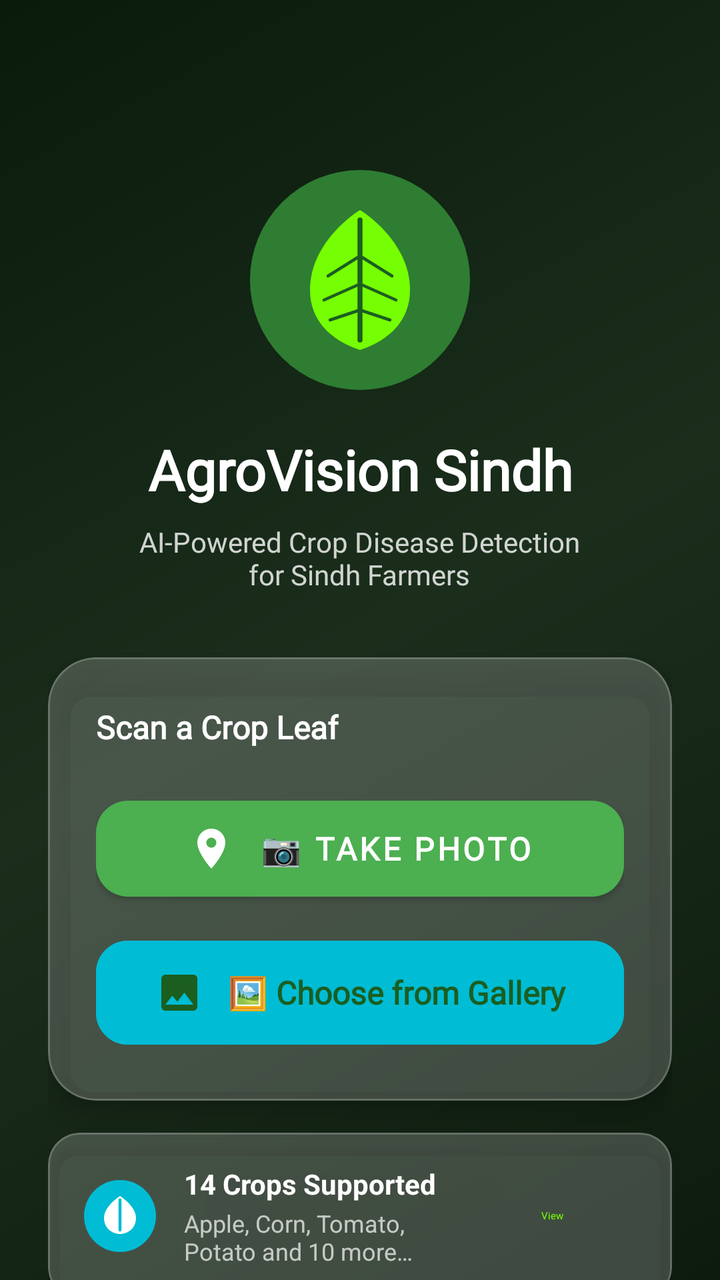
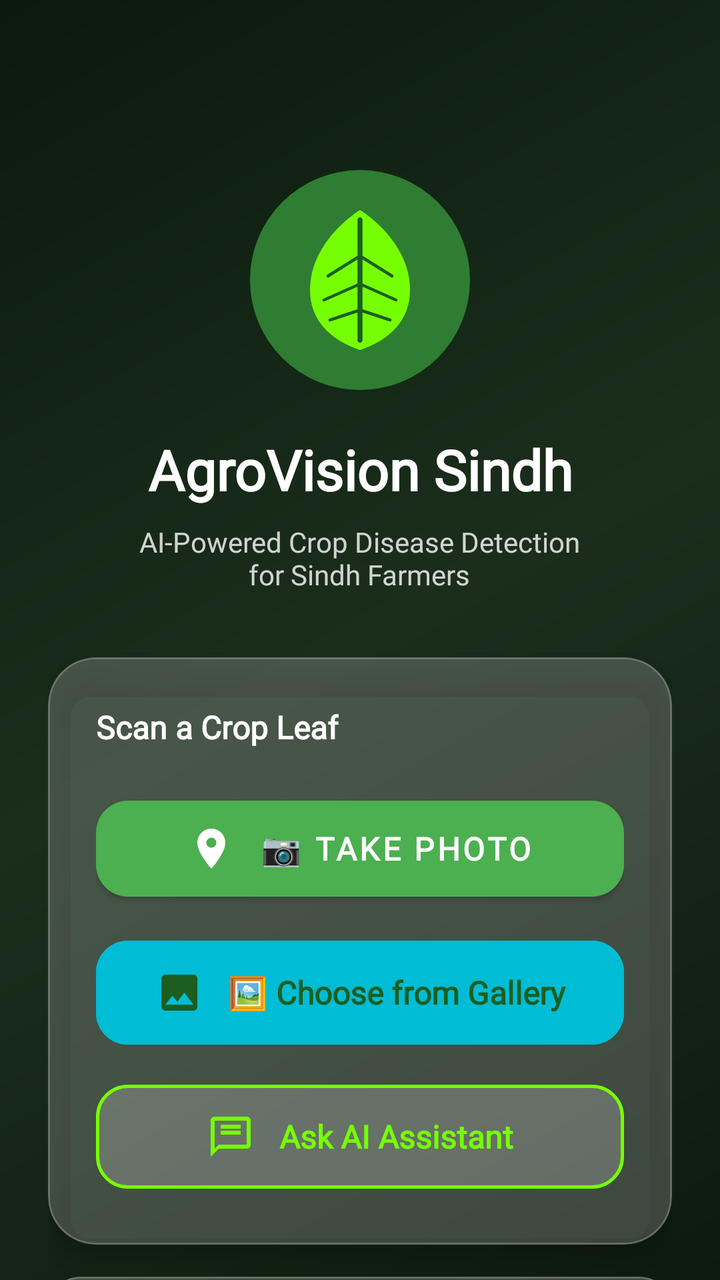

The first picture is an Android layout as it rendered before a commit; the second is the same layout after the commit. The layout source and the unified diff follow.
<!-- AndroidManifest.xml: application theme Theme.AgroVisionSindh -->
<!-- res/layout/activity_main.xml -->
<?xml version="1.0" encoding="utf-8"?>
<androidx.coordinatorlayout.widget.CoordinatorLayout
    xmlns:android="http://schemas.android.com/apk/res/android"
    xmlns:app="http://schemas.android.com/apk/res-auto"
    xmlns:tools="http://schemas.android.com/tools"
    android:layout_width="match_parent"
    android:layout_height="match_parent"
    android:background="@drawable/gradient_bg"
    tools:context=".MainActivity">

    
    <com.google.android.material.appbar.AppBarLayout
        android:layout_width="match_parent"
        android:layout_height="wrap_content"
        android:background="@android:color/transparent"
        app:elevation="0dp">

        <androidx.appcompat.widget.Toolbar
            android:id="@+id/toolbar"
            android:layout_width="match_parent"
            android:layout_height="?attr/actionBarSize"
            android:background="@android:color/transparent"
            app:titleTextColor="@color/white"
            app:subtitleTextColor="@color/white_70" />

    </com.google.android.material.appbar.AppBarLayout>

    
    <androidx.core.widget.NestedScrollView
        android:layout_width="match_parent"
        android:layout_height="match_parent"
        app:layout_behavior="@string/appbar_scrolling_view_behavior">

        <LinearLayout
            android:layout_width="match_parent"
            android:layout_height="wrap_content"
            android:orientation="vertical"
            android:paddingHorizontal="24dp"
            android:paddingBottom="32dp">

            
            <LinearLayout
                android:layout_width="match_parent"
                android:layout_height="wrap_content"
                android:orientation="vertical"
                android:gravity="center"
                android:paddingTop="24dp"
                android:paddingBottom="32dp">

                <ImageView
                    android:id="@+id/iv_logo"
                    android:layout_width="120dp"
                    android:layout_height="120dp"
                    android:src="@drawable/ic_logo"
                    android:contentDescription="AgroVision Sindh Logo" />

                <TextView
                    android:id="@+id/tv_title"
                    android:layout_width="wrap_content"
                    android:layout_height="wrap_content"
                    android:layout_marginTop="16dp"
                    android:text="@string/app_name"
                    android:textColor="@color/white"
                    android:textSize="28sp"
                    android:textStyle="bold"
                    android:fontFamily="@font/outfit_bold"
                    android:gravity="center" />

                <TextView
                    android:id="@+id/tv_subtitle"
                    android:layout_width="wrap_content"
                    android:layout_height="wrap_content"
                    android:layout_marginTop="8dp"
                    android:text="@string/subtitle"
                    android:textColor="@color/white_80"
                    android:textSize="14sp"
                    android:gravity="center"
                    android:fontFamily="@font/outfit_regular" />

            </LinearLayout>

            
            <com.google.android.material.card.MaterialCardView
                android:id="@+id/card_buttons"
                android:layout_width="match_parent"
                android:layout_height="wrap_content"
                app:cardBackgroundColor="@color/card_glass"
                app:cardCornerRadius="24dp"
                app:cardElevation="8dp"
                app:strokeColor="@color/white_20"
                app:strokeWidth="1dp">

                <LinearLayout
                    android:layout_width="match_parent"
                    android:layout_height="wrap_content"
                    android:orientation="vertical"
                    android:padding="24dp">

                    <TextView
                        android:layout_width="wrap_content"
                        android:layout_height="wrap_content"
                        android:text="@string/scan_instruction"
                        android:textColor="@color/white"
                        android:textSize="16sp"
                        android:textStyle="bold"
                        android:layout_marginBottom="20dp"
                        android:fontFamily="@font/outfit_bold" />

                    
                    <com.google.android.material.button.MaterialButton
                        android:id="@+id/btn_camera"
                        android:layout_width="match_parent"
                        android:layout_height="60dp"
                        android:text="@string/btn_camera"
                        android:textSize="16sp"
                        android:textStyle="bold"
                        android:fontFamily="@font/outfit_bold"
                        app:icon="@drawable/ic_camera"
                        app:iconGravity="textStart"
                        app:iconPadding="12dp"
                        app:cornerRadius="16dp"
                        app:backgroundTint="@color/accent_green"
                        android:layout_marginBottom="12dp" />

                    
                    <com.google.android.material.button.MaterialButton
                        android:id="@+id/btn_gallery"
                        android:layout_width="match_parent"
                        android:layout_height="60dp"
                        android:text="@string/btn_gallery"
                        android:textSize="16sp"
                        android:textStyle="bold"
                        android:fontFamily="@font/outfit_bold"
                        app:icon="@drawable/ic_gallery"
                        app:iconGravity="textStart"
                        app:iconPadding="12dp"
                        app:cornerRadius="16dp"
                        app:backgroundTint="@color/accent_teal"
                        style="@style/Widget.Material3.Button.OutlinedButton"
                        app:strokeColor="@color/accent_teal"
                        app:strokeWidth="2dp" />

                </LinearLayout>
            </com.google.android.material.card.MaterialCardView>

            
            <com.google.android.material.card.MaterialCardView
                android:id="@+id/card_supported_crops"
                android:layout_width="match_parent"
                android:layout_height="wrap_content"
                android:layout_marginTop="16dp"
                app:cardBackgroundColor="@color/card_glass"
                app:cardCornerRadius="16dp"
                app:cardElevation="4dp"
                app:strokeColor="@color/white_20"
                app:strokeWidth="1dp">

                <LinearLayout
                    android:layout_width="match_parent"
                    android:layout_height="wrap_content"
                    android:orientation="horizontal"
                    android:padding="16dp"
                    android:gravity="center_vertical">

                    <ImageView
                        android:layout_width="40dp"
                        android:layout_height="40dp"
                        android:src="@drawable/ic_crops_info"
                        android:contentDescription="Crops info" />

                    <LinearLayout
                        android:layout_width="0dp"
                        android:layout_height="wrap_content"
                        android:layout_weight="1"
                        android:orientation="vertical"
                        android:layout_marginStart="12dp">

                        <TextView
                            android:layout_width="wrap_content"
                            android:layout_height="wrap_content"
                            android:text="@string/supported_crops_title"
                            android:textColor="@color/white"
                            android:textSize="14sp"
                            android:textStyle="bold" />

                        <TextView
                            android:layout_width="wrap_content"
                            android:layout_height="wrap_content"
                            android:text="@string/supported_crops_subtitle"
                            android:textColor="@color/white_70"
                            android:textSize="12sp"
                            android:layout_marginTop="2dp" />
                    </LinearLayout>

                    <com.google.android.material.button.MaterialButton
                        android:id="@+id/btn_supported_crops"
                        style="@style/Widget.Material3.Button.TextButton"
                        android:layout_width="wrap_content"
                        android:layout_height="wrap_content"
                        android:text="@string/btn_view"
                        android:textColor="@color/accent_lime" />

                </LinearLayout>
            </com.google.android.material.card.MaterialCardView>

            
            <com.google.android.material.card.MaterialCardView
                android:id="@+id/card_disclaimer"
                android:layout_width="match_parent"
                android:layout_height="wrap_content"
                android:layout_marginTop="16dp"
                app:cardBackgroundColor="@color/warning_bg"
                app:cardCornerRadius="16dp"
                app:cardElevation="4dp"
                app:strokeColor="@color/warning_border"
                app:strokeWidth="1dp">

                <LinearLayout
                    android:layout_width="match_parent"
                    android:layout_height="wrap_content"
                    android:orientation="horizontal"
                    android:padding="16dp"
                    android:gravity="center_vertical">

                    <TextView
                        android:layout_width="24dp"
                        android:layout_height="24dp"
                        android:text="⚠️"
                        android:textSize="18sp"
                        android:gravity="center" />

                    <TextView
                        android:layout_width="0dp"
                        android:layout_height="wrap_content"
                        android:layout_weight="1"
                        android:layout_marginStart="8dp"
                        android:text="@string/main_disclaimer"
                        android:textColor="@color/warning_text"
                        android:textSize="12sp"
                        android:lineSpacingExtra="2dp" />
                </LinearLayout>
            </com.google.android.material.card.MaterialCardView>

            
            <TextView
                android:layout_width="wrap_content"
                android:layout_height="wrap_content"
                android:layout_gravity="center_horizontal"
                android:layout_marginTop="24dp"
                android:text="@string/hackathon_badge"
                android:textColor="@color/white_50"
                android:textSize="11sp"
                android:gravity="center" />

        </LinearLayout>
    </androidx.core.widget.NestedScrollView>

</androidx.coordinatorlayout.widget.CoordinatorLayout>
<!-- resources referenced by this layout -->
<resources>
  <color name="accent_green">#4CAF50</color>
  <color name="accent_lime">#76FF03</color>
  <color name="accent_teal">#00BCD4</color>
  <color name="card_glass">#33FFFFFF</color>
  <color name="warning_bg">#1AFF8F00</color>
  <color name="warning_border">#80FF8F00</color>
  <color name="warning_text">#FFD740</color>
  <color name="white">#FFFFFF</color>
  <color name="white_20">#33FFFFFF</color>
  <color name="white_50">#80FFFFFF</color>
  <color name="white_70">#B3FFFFFF</color>
  <color name="white_80">#CCFFFFFF</color>
  <!-- drawable gradient_bg (drawable) -->
  <?xml version="1.0" encoding="utf-8"?>
  <shape xmlns:android="http://schemas.android.com/apk/res/android">
      <gradient
          android:type="linear"
          android:angle="135"
          android:startColor="#0D1B0E"
          android:centerColor="#1B2E1C"
          android:endColor="#0A1A0B" />
  </shape>
  <!-- drawable ic_camera (drawable) -->
  <?xml version="1.0" encoding="utf-8"?>
  <vector xmlns:android="http://schemas.android.com/apk/res/android"
      android:width="24dp"
      android:height="24dp"
      android:viewportWidth="24"
      android:viewportHeight="24">
      <path
          android:fillColor="#FFFFFF"
          android:pathData="M12,2C8.13,2 5,5.13 5,9c0,5.25 7,13 7,13s7,-7.75 7,-13c0,-3.87 -3.13,-7 -7,-7zM12,11.5c-1.38,0 -2.5,-1.12 -2.5,-2.5s1.12,-2.5 2.5,-2.5 2.5,1.12 2.5,2.5 -1.12,2.5 -2.5,2.5z" />
  </vector>
  <!-- drawable ic_gallery (drawable) -->
  <?xml version="1.0" encoding="utf-8"?>
  <vector xmlns:android="http://schemas.android.com/apk/res/android"
      android:width="24dp"
      android:height="24dp"
      android:viewportWidth="24"
      android:viewportHeight="24">
      <path
          android:fillColor="#FFFFFF"
          android:pathData="M21,19V5c0,-1.1 -0.9,-2 -2,-2H5c-1.1,0 -2,0.9 -2,2v14c0,1.1 0.9,2 2,2h14c1.1,0 2,-0.9 2,-2zM8.5,13.5l2.5,3.01L14.5,12l4.5,6H5l3.5,-4.5z" />
  </vector>
  <string name="app_name">AgroVision Sindh</string>
  <string name="btn_camera">📷  Take Photo</string>
  <string name="btn_gallery">🖼️  Choose from Gallery</string>
  <string name="btn_view">View</string>
  <string name="hackathon_badge">AgroVision Sindh by Creative Tech Brains</string>
  <string name="main_disclaimer">This AI tool is for educational and assistive purposes only.
  It is not a substitute for professional agricultural diagnosis.</string>
  <string name="scan_instruction">Scan a Crop Leaf</string>
  <string name="subtitle">AI-Powered Crop Disease Detection\nfor Sindh Farmers</string>
  <string name="supported_crops_subtitle">Apple, Corn, Tomato, Potato and 10 more…</string>
  <string name="supported_crops_title">14 Crops Supported</string>
  <style name="Theme.AgroVisionSindh" parent="Theme.MaterialComponents.DayNight.NoActionBar">
          <item name="colorPrimary">@color/primary</item>
          <item name="colorPrimaryDark">@color/primary_dark</item>
          <item name="colorAccent">@color/accent_green</item>
          <item name="android:windowBackground">@color/bg_top</item>
          <item name="android:statusBarColor">@color/primary_dark</item>
          <item name="android:navigationBarColor">@color/primary_dark</item>
          <item name="android:windowLightStatusBar">false</item>
      </style>
  <color name="primary">#1B5E20</color>
  <color name="primary_dark">#003300</color>
  <color name="bg_top">#0D1B0E</color>
  <!-- unchanged entries left out for length: 2 -->
</resources>

<!-- the commit's change to res/layout/activity_main.xml (unified diff, before → after) -->
@@ -138,7 +138,28 @@
                         app:backgroundTint="@color/accent_teal"
                         style="@style/Widget.Material3.Button.OutlinedButton"
                         app:strokeColor="@color/accent_teal"
-                        app:strokeWidth="2dp" />
+                        app:strokeWidth="2dp"
+                        android:layout_marginBottom="12dp" />
+
+                    
+                    <com.google.android.material.button.MaterialButton
+                        android:id="@+id/btn_chat"
+                        android:layout_width="match_parent"
+                        android:layout_height="60dp"
+                        android:text="@string/btn_ask_ai"
+                        android:textSize="16sp"
+                        android:textStyle="bold"
+                        android:fontFamily="@font/outfit_bold"
+                        app:icon="@drawable/ic_assistant"
+                        app:iconGravity="textStart"
+                        app:iconPadding="12dp"
+                        app:cornerRadius="16dp"
+                        app:backgroundTint="@color/card_glass"
+                        style="@style/Widget.Material3.Button.OutlinedButton"
+                        app:strokeColor="@color/accent_lime"
+                        app:strokeWidth="1.5dp"
+                        android:textColor="@color/accent_lime"
+                        app:iconTint="@color/accent_lime" />
 
                 </LinearLayout>
             </com.google.android.material.card.MaterialCardView>
<!-- resource entries referenced after the edit -->
@@ -22,6 +22,22 @@
           android:centerColor="#1B2E1C"
           android:endColor="#0A1A0B" />
   </shape>
+  <!-- drawable ic_assistant (drawable) -->
+  <vector xmlns:android="http://schemas.android.com/apk/res/android"
+      android:width="24dp"
+      android:height="24dp"
+      android:viewportWidth="24"
+      android:viewportHeight="24">
+      <path
+          android:fillColor="#FFFFFFFF"
+          android:pathData="M20,2H4C2.9,2 2,2.9 2,4v18l4,-4h14c1.1,0 2,-0.9 2,-2V4C22,2.9 21.1,2 20,2zM20,16H6l-2,2V4h16V16z"/>
+      <path
+          android:fillColor="#FFFFFFFF"
+          android:pathData="M7,9h10v2H7z"/>
+      <path
+          android:fillColor="#FFFFFFFF"
+          android:pathData="M7,6h10v2H7z"/>
+  </vector>
   <!-- drawable ic_camera (drawable) -->
   <?xml version="1.0" encoding="utf-8"?>
   <vector xmlns:android="http://schemas.android.com/apk/res/android"
@@ -45,6 +61,7 @@
           android:pathData="M21,19V5c0,-1.1 -0.9,-2 -2,-2H5c-1.1,0 -2,0.9 -2,2v14c0,1.1 0.9,2 2,2h14c1.1,0 2,-0.9 2,-2zM8.5,13.5l2.5,3.01L14.5,12l4.5,6H5l3.5,-4.5z" />
   </vector>
   <string name="app_name">AgroVision Sindh</string>
+  <string name="btn_ask_ai">Ask AI Assistant</string>
   <string name="btn_camera">📷  Take Photo</string>
   <string name="btn_gallery">🖼️  Choose from Gallery</string>
   <string name="btn_view">View</string>
